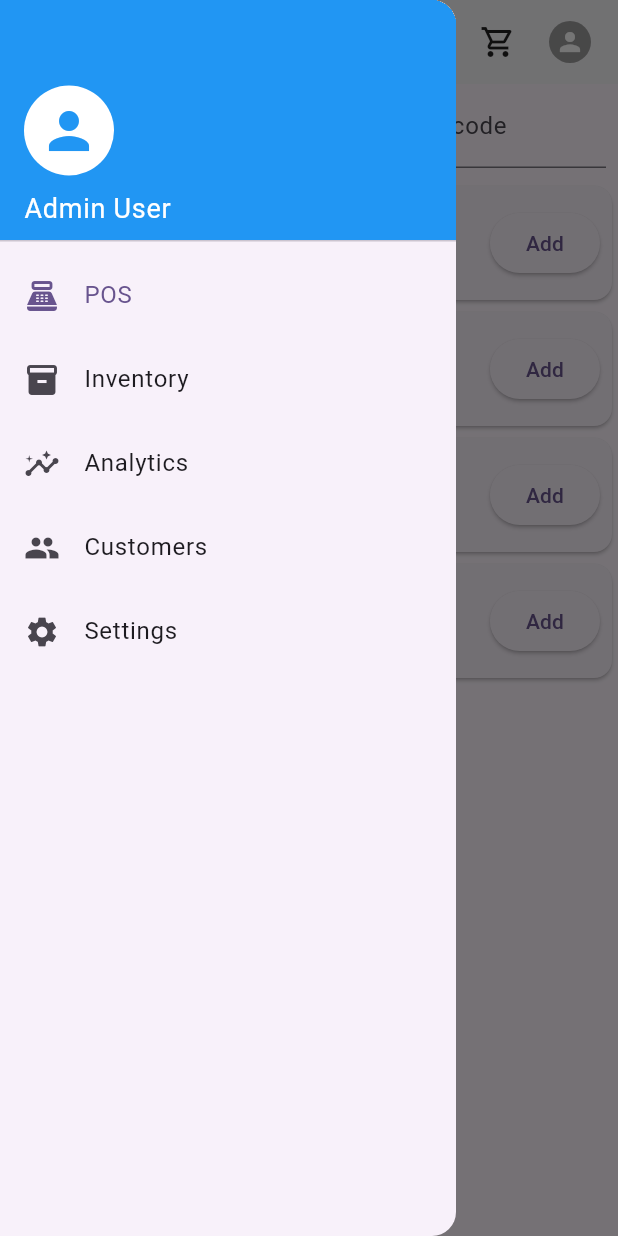
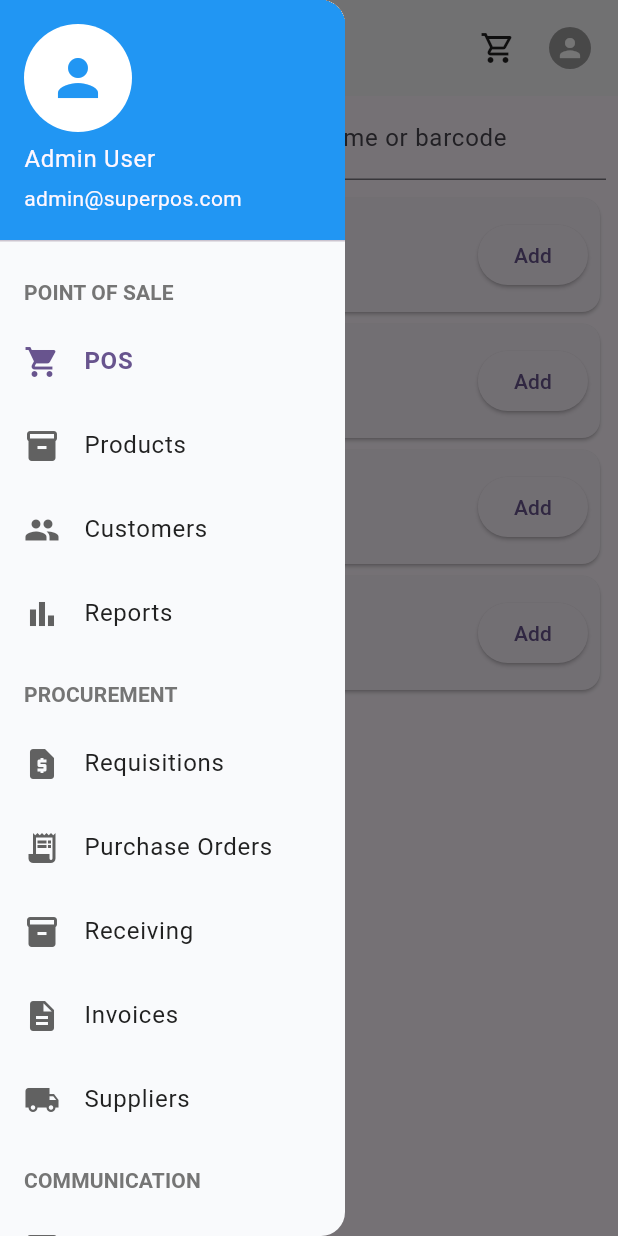
Before and after one commit to RobertRobern/Superpos-Flutter, a Flutter app: the screen it shows after launch, with the side drawer open, on a phone screen of 412 x 824 dp. Run offline on Flutter 3.47's test engine with Material 3 defaults, Android fonts, the light colour scheme and no system bars.

Commit message:
Enhance responsive layout and navigation UX
Changes:
- Implement permanent sidebar navigation for desktop screens (>1200px)
- Optimize header layout to align with sidebar in desktop mode
- Add proper spacing between navigation and content
- Improve mobile/tablet drawer behavior and transitions
- Adjust typography and spacing to match design specifications
- Fix header alignment and padding in both desktop and mobile layouts

UI/UX Improvements:
- Better use of screen real estate on larger displays
- More consistent spacing and alignment
- Smoother responsive transitions
- Enhanced navigation accessibility

```diff
--- /dev/null
+++ b/devtools_options.yaml
@@ -0,0 +1,3 @@
+description: This file stores settings for Dart & Flutter DevTools.
+documentation: https://docs.flutter.dev/tools/devtools/extensions#configure-extension-enablement-states
+extensions:
--- /dev/null
+++ b/lib/core/config/navigation_config.dart
@@ -0,0 +1,102 @@
+import 'package:flutter/material.dart';
+import 'package:superpos/core/models/navigation_item.dart';
+
+/// Defines the navigation structure for the application
+class NavigationConfig {
+  static List<NavigationItem> items = [
+    // Point of Sale Section
+    NavigationItem(
+      title: NavigationSection.pointOfSale,
+      icon: Icons.point_of_sale,
+      isSection: true,
+      children: [
+        NavigationItem(title: 'POS', icon: Icons.shopping_cart, route: '/pos'),
+        NavigationItem(
+          title: 'Products',
+          icon: Icons.inventory_2,
+          route: '/products',
+        ),
+        NavigationItem(
+          title: 'Customers',
+          icon: Icons.people,
+          route: '/customers',
+        ),
+        NavigationItem(
+          title: 'Reports',
+          icon: Icons.bar_chart,
+          route: '/reports',
+        ),
+      ],
+    ),
+
+    // Procurement Section
+    NavigationItem(
+      title: NavigationSection.procurement,
+      icon: Icons.shopping_bag,
+      isSection: true,
+      children: [
+        NavigationItem(
+          title: 'Requisitions',
+          icon: Icons.request_page,
+          route: '/requisitions',
+        ),
+        NavigationItem(
+          title: 'Purchase Orders',
+          icon: Icons.receipt_long,
+          route: '/purchase-orders',
+        ),
+        NavigationItem(
+          title: 'Receiving',
+          icon: Icons.inventory,
+          route: '/receiving',
+        ),
+        NavigationItem(
+          title: 'Invoices',
+          icon: Icons.description,
+          route: '/invoices',
+        ),
+        NavigationItem(
+          title: 'Suppliers',
+          icon: Icons.local_shipping,
+          route: '/suppliers',
+        ),
+      ],
+    ),
+
+    // Communication Section
+    NavigationItem(
+      title: NavigationSection.communication,
+      icon: Icons.message,
+      isSection: true,
+      children: [
+        NavigationItem(title: 'SMS', icon: Icons.sms, route: '/sms'),
+        NavigationItem(title: 'Emails', icon: Icons.email, route: '/emails'),
+      ],
+    ),
+
+    // Administration Section
+    NavigationItem(
+      title: NavigationSection.administration,
+      icon: Icons.admin_panel_settings,
+      isSection: true,
+      children: [
+        NavigationItem(title: 'Users', icon: Icons.people, route: '/users'),
+        NavigationItem(
+          title: 'Roles & Permissions',
+          icon: Icons.security,
+          route: '/roles',
+        ),
+        NavigationItem(
+          title: 'Audit Log',
+          icon: Icons.history,
+          route: '/audit-log',
+        ),
+        NavigationItem(
+          title: 'Settings',
+          icon: Icons.settings,
+          route: '/settings',
+        ),
+      ],
+    ),
+  ];
+}
--- /dev/null
+++ b/lib/core/models/navigation_item.dart
@@ -0,0 +1,26 @@
+import 'package:flutter/material.dart';
+
+/// Represents a navigation item in the side menu
+class NavigationItem {
+  final String title;
+  final IconData icon;
+  final String? route;
+  final List<NavigationItem> children;
+  final bool isSection;
+
+  const NavigationItem({
+    required this.title,
+    required this.icon,
+    this.route,
+    this.children = const [],
+    this.isSection = false,
+  });
+}
+
+/// Section titles for grouping navigation items
+class NavigationSection {
+  static const String pointOfSale = 'POINT OF SALE';
+  static const String procurement = 'PROCUREMENT';
+  static const String communication = 'COMMUNICATION';
+  static const String administration = 'ADMINISTRATION';
+}
--- /dev/null
+++ b/lib/core/widgets/app_navigation_drawer.dart
@@ -0,0 +1,126 @@
+import 'package:flutter/material.dart';
+import 'package:superpos/core/models/navigation_item.dart';
+
+class AppNavigationDrawer extends StatelessWidget {
+  final List<NavigationItem> items;
+  final String currentRoute;
+  final bool isPinned;
+
+  const AppNavigationDrawer({
+    super.key,
+    required this.items,
+    required this.currentRoute,
+    this.isPinned = false,
+  });
+
+  @override
+  Widget build(BuildContext context) {
+    final drawerWidth = 230.0;
+    final drawerContent = _buildDrawerContent(context);
+
+    // For pinned mode (used in desktop layout)
+    if (isPinned) {
+      return Container(
+        width: drawerWidth,
+        decoration: BoxDecoration(
+          color: const Color(0xFFF9FAFC),
+          border: Border(
+            right: BorderSide(color: Colors.grey.shade200, width: 1),
+          ),
+        ),
+        child: drawerContent,
+      );
+    }
+
+    // For mobile/tablet mode (regular drawer)
+    return SizedBox(
+      width: drawerWidth,
+      child: Drawer(
+        backgroundColor: const Color(0xFFF9FAFC),
+        child: drawerContent,
+      ),
+    );
+  }
+
+  Widget _buildDrawerContent(BuildContext context) {
+    return Column(
+      children: [
+        // Drawer header with user info
+        UserAccountsDrawerHeader(
+          decoration: const BoxDecoration(color: Colors.blue),
+          currentAccountPicture: const CircleAvatar(
+            backgroundColor: Colors.white,
+            child: Icon(Icons.person, size: 40, color: Colors.blue),
+          ),
+          accountName: const Text('Admin User'),
+          accountEmail: const Text('admin@superpos.com'),
+        ),
+
+        // Navigation items in a scrollable list
+        Expanded(
+          child: ListView.builder(
+            itemCount: items.length,
+            itemBuilder: (context, index) {
+              final item = items[index];
+              if (item.isSection) {
+                return _buildSection(context, item);
+              }
+              return _buildNavigationItem(context, item);
+            },
+          ),
+        ),
+      ],
+    );
+  }
+
+  Widget _buildSection(BuildContext context, NavigationItem section) {
+    return Column(
+      crossAxisAlignment: CrossAxisAlignment.start,
+      children: [
+        Padding(
+          padding: const EdgeInsets.fromLTRB(16, 16, 16, 8),
+          child: Text(
+            section.title,
+            style: Theme.of(context).textTheme.titleSmall?.copyWith(
+              color: Colors.grey[600],
+              fontWeight: FontWeight.bold,
+            ),
+          ),
+        ),
+        ...section.children.map((item) => _buildNavigationItem(context, item)),
+      ],
+    );
+  }
+
+  Widget _buildNavigationItem(BuildContext context, NavigationItem item) {
+    final isSelected = item.route == currentRoute;
+
+    return ListTile(
+      leading: Icon(
+        item.icon,
+        color: isSelected ? Theme.of(context).primaryColor : Colors.grey[700],
+      ),
+      title: Text(
+        item.title,
+        style: TextStyle(
+          color: isSelected ? Theme.of(context).primaryColor : Colors.grey[900],
+          fontWeight: isSelected ? FontWeight.bold : FontWeight.normal,
+        ),
+      ),
+      selected: isSelected,
+      selectedColor: Theme.of(context).primaryColor,
+      onTap: item.route == null
+          ? null
+          : () {
+              // Only pop the drawer if we're not in pinned mode
+              if (!isPinned) {
+                Navigator.pop(context);
+              }
+              if (item.route != currentRoute) {
+                // TODO: Implement navigation in Phase 2
+                // Navigator.pushNamed(context, item.route!);
+              }
+            },
+    );
+  }
+}
--- a/lib/features/pos/presentation/pages/pos_home_page.dart
+++ b/lib/features/pos/presentation/pages/pos_home_page.dart
@@ -1,5 +1,7 @@
 import 'package:flutter/material.dart';
 import 'package:provider/provider.dart';
+import 'package:superpos/core/config/navigation_config.dart';
+import 'package:superpos/core/widgets/app_navigation_drawer.dart';
 import 'package:superpos/features/pos/data/in_memory_product_repository.dart';
 import 'package:superpos/features/pos/presentation/widgets/product_tile.dart';
 import 'package:superpos/features/pos/presentation/providers/cart_provider.dart';
@@ -34,33 +36,62 @@ class _PosHomePageState extends State<PosHomePage> {
   @override
   Widget build(BuildContext context) {
     final cart = context.watch<CartProvider>();
+    final isLargeScreen = MediaQuery.of(context).size.width > 1200;
 
     return Scaffold(
-      appBar: AppBar(
+      // Only show drawer in mobile/tablet mode
+      drawer: isLargeScreen
+          ? null
+          : AppNavigationDrawer(
+              items: NavigationConfig.items,
+              currentRoute: '/pos',
+              isPinned: false,
+            ),
+      // Configure AppBar based on screen size
+      appBar: isLargeScreen
+          ? null
+          : AppBar(
               backgroundColor: Colors.white,
               elevation: 1,
+              toolbarHeight: 64,
+              leadingWidth: 65,
               leading: Builder(
-          builder: (context) => IconButton(
-            icon: const Icon(Icons.menu, color: Colors.black87),
+                builder: (context) => Container(
+                  padding: const EdgeInsets.only(left: 20),
+                  child: IconButton(
+                    icon: const Icon(
+                      Icons.menu,
+                      color: Colors.black87,
+                      size: 28,
+                    ),
                     onPressed: () {
                       Scaffold.of(context).openDrawer();
                     },
                   ),
                 ),
-        title: const Row(
+              ),
+              title: Padding(
+                padding: EdgeInsets.only(left: isLargeScreen ? 20 : 0),
+                child: const Row(
                   children: [
                     Text(
                       'SuperPOS',
                       style: TextStyle(
                         color: Colors.black87,
                         fontWeight: FontWeight.bold,
+                        fontSize: 20,
                       ),
                     ),
                     Text(
                       ' AI',
-              style: TextStyle(color: Colors.blue, fontWeight: FontWeight.bold),
+                      style: TextStyle(
+                        color: Colors.blue,
+                        fontWeight: FontWeight.bold,
+                        fontSize: 20,
+                      ),
                     ),
                   ],
+                ),
               ),
               actions: [
                 Stack(
@@ -71,9 +102,9 @@ class _PosHomePageState extends State<PosHomePage> {
                         color: Colors.black87,
                       ),
                       onPressed: () async {
-                  await Navigator.of(
-                    context,
-                  ).push(MaterialPageRoute(builder: (_) => const CartPage()));
+                        await Navigator.of(context).push(
+                          MaterialPageRoute(builder: (_) => const CartPage()),
+                        );
                       },
                     ),
                     if (cart.totalItems > 0)
@@ -92,7 +123,10 @@ class _PosHomePageState extends State<PosHomePage> {
                           ),
                           child: Text(
                             '${cart.totalItems}',
-                      style: const TextStyle(color: Colors.white, fontSize: 10),
+                            style: const TextStyle(
+                              color: Colors.white,
+                              fontSize: 10,
+                            ),
                             textAlign: TextAlign.center,
                           ),
                         ),
@@ -112,73 +146,115 @@ class _PosHomePageState extends State<PosHomePage> {
                 const SizedBox(width: 8),
               ],
             ),
-      drawer: Drawer(
-        child: ListView(
+      body: Row(
+        crossAxisAlignment: CrossAxisAlignment.start,
         children: [
-            const DrawerHeader(
-              decoration: BoxDecoration(color: Colors.blue),
+          if (isLargeScreen)
+            AppNavigationDrawer(
+              items: NavigationConfig.items,
+              currentRoute: '/pos',
+              isPinned: true,
+            ),
+          Expanded(
             child: Column(
-                crossAxisAlignment: CrossAxisAlignment.start,
-                mainAxisAlignment: MainAxisAlignment.end,
+              crossAxisAlignment: CrossAxisAlignment.stretch,
               children: [
-                  CircleAvatar(
-                    radius: 30,
-                    backgroundColor: Colors.white,
-                    child: Icon(Icons.person, size: 40, color: Colors.blue),
+                if (isLargeScreen)
+                  Container(
+                    height: 64,
+                    color: Colors.white,
+                    child: Row(
+                      children: [
+                        const Padding(
+                          padding: EdgeInsets.only(left: 24),
+                          child: Row(
+                            children: [
+                              Text(
+                                'SuperPOS',
+                                style: TextStyle(
+                                  color: Colors.black87,
+                                  fontWeight: FontWeight.bold,
+                                  fontSize: 20,
                                 ),
-                  SizedBox(height: 8),
+                              ),
                               Text(
-                    'Admin User',
-                    style: TextStyle(color: Colors.white, fontSize: 18),
+                                ' AI',
+                                style: TextStyle(
+                                  color: Colors.blue,
+                                  fontWeight: FontWeight.bold,
+                                  fontSize: 20,
+                                ),
                               ),
                             ],
                           ),
                         ),
-            ListTile(
-              leading: const Icon(Icons.point_of_sale),
-              title: const Text('POS'),
-              selected: true,
-              onTap: () => Navigator.pop(context),
+                        const Spacer(),
+                        Stack(
+                          children: [
+                            IconButton(
+                              icon: const Icon(
+                                Icons.shopping_cart_outlined,
+                                color: Colors.black87,
                               ),
-            ListTile(
-              leading: const Icon(Icons.inventory),
-              title: const Text('Inventory'),
-              onTap: () {
-                Navigator.pop(context);
-                // TODO: Navigate to inventory in Phase 2
+                              onPressed: () async {
+                                await Navigator.of(context).push(
+                                  MaterialPageRoute(
+                                    builder: (_) => const CartPage(),
+                                  ),
+                                );
                               },
                             ),
-            ListTile(
-              leading: const Icon(Icons.insights),
-              title: const Text('Analytics'),
-              onTap: () {
-                Navigator.pop(context);
-                // TODO: Navigate to analytics in Phase 3
-              },
+                            if (cart.totalItems > 0)
+                              Positioned(
+                                right: 8,
+                                top: 8,
+                                child: Container(
+                                  padding: const EdgeInsets.all(2),
+                                  decoration: BoxDecoration(
+                                    color: Colors.red,
+                                    borderRadius: BorderRadius.circular(10),
                                   ),
-            ListTile(
-              leading: const Icon(Icons.people),
-              title: const Text('Customers'),
-              onTap: () {
-                Navigator.pop(context);
-                // TODO: Navigate to customers in Phase 4
-              },
+                                  constraints: const BoxConstraints(
+                                    minWidth: 16,
+                                    minHeight: 16,
                                   ),
-            ListTile(
-              leading: const Icon(Icons.settings),
-              title: const Text('Settings'),
-              onTap: () {
-                Navigator.pop(context);
-                // TODO: Add settings page
-              },
+                                  child: Text(
+                                    '${cart.totalItems}',
+                                    style: const TextStyle(
+                                      color: Colors.white,
+                                      fontSize: 10,
+                                    ),
+                                    textAlign: TextAlign.center,
+                                  ),
+                                ),
                               ),
                           ],
                         ),
+                        IconButton(
+                          icon: const CircleAvatar(
+                            radius: 14,
+                            backgroundColor: Colors.grey,
+                            child: Icon(
+                              Icons.person,
+                              size: 20,
+                              color: Colors.white,
                             ),
-      body: Column(
-        children: [
+                          ),
+                          onPressed: () {
+                            // TODO: Show user profile in Phase 4
+                          },
+                        ),
+                        const SizedBox(width: 8),
+                      ],
+                    ),
+                  ),
                 Padding(
-            padding: const EdgeInsets.all(8.0),
+                  padding: EdgeInsets.only(
+                    left: isLargeScreen ? 24.0 : 8.0,
+                    right: isLargeScreen ? 24.0 : 8.0,
+                    top: 8.0,
+                    bottom: 8.0,
+                  ),
                   child: TextField(
                     controller: _searchController,
                     decoration: const InputDecoration(
@@ -188,6 +264,11 @@ class _PosHomePageState extends State<PosHomePage> {
                   ),
                 ),
                 Expanded(
+                  child: Padding(
+                    padding: EdgeInsets.only(
+                      left: isLargeScreen ? 24.0 : 8.0,
+                      right: isLargeScreen ? 24.0 : 8.0,
+                    ),
                     child: ListView.builder(
                       itemCount: _products.length,
                       itemBuilder: (context, i) {
@@ -204,9 +285,12 @@ class _PosHomePageState extends State<PosHomePage> {
                       },
                     ),
                   ),
+                ),
               ],
             ),
-      // Removed floating action button since we have cart in AppBar
+          ),
+        ],
+      ),
     );
   }
 }
```
Lines whose indentation alone changed are shown as unchanged.
